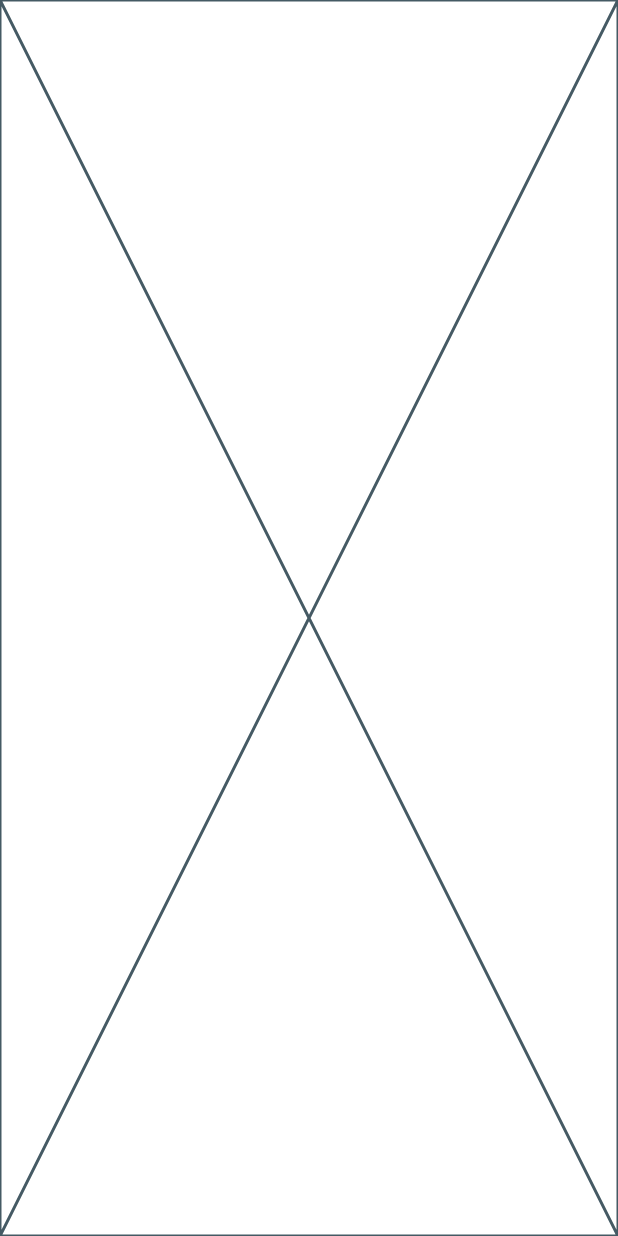
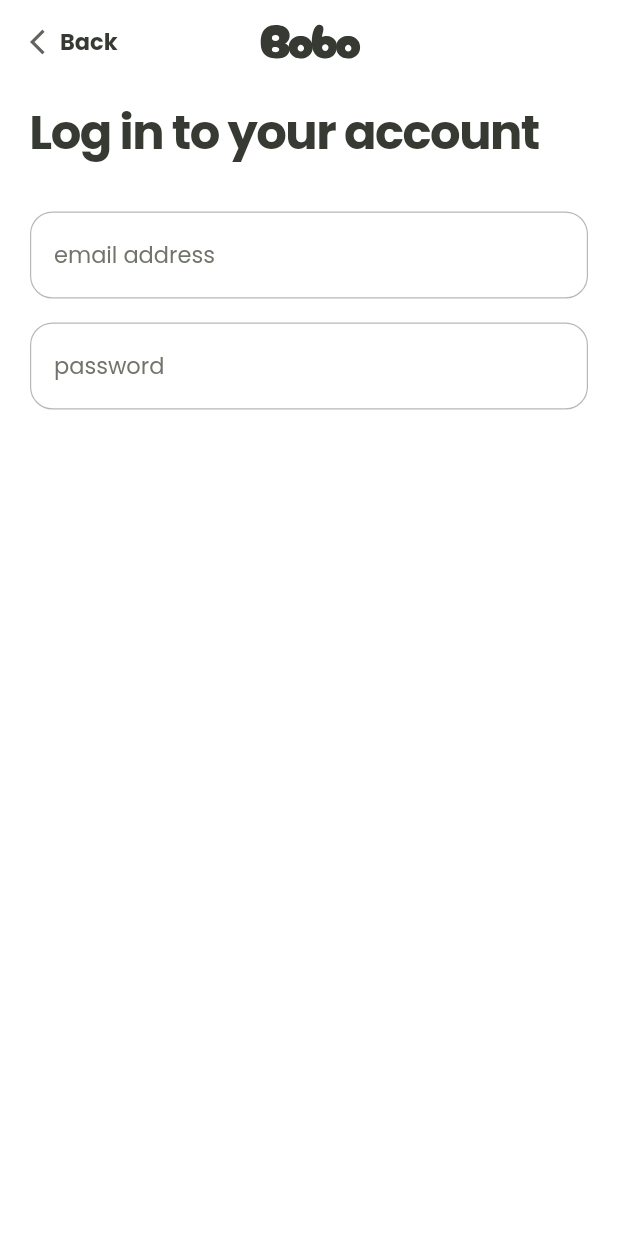
Before and after one commit to MohamedEssami20/app-delivery-food, a Flutter app: the OnBoardingView screen opened by its route, after a tap on "Skip", on a phone screen of 412 x 824 dp. Run offline on Flutter 3.47's test engine with Material 3 defaults, Android fonts, the phone set to English and light mode, and no system bars; our stand-ins replace flutter_svg, google_fonts, shared_preferences; accounts and stored records are empty.

Commit message:
create custom text field and add it to login view body

```diff
--- /dev/null
+++ b/lib/core/function/build_custom_app_bar.dart
@@ -0,0 +1,33 @@
+import 'package:flutter/material.dart';
+import 'package:flutter_svg/svg.dart';
+
+import '../helper/app_theme_helper.dart';
+import '../utils/assets.dart';
+
+AppBar buildCustomAppBar(AppThemeHelper theme) {
+  return AppBar(
+    backgroundColor: theme.colors.white,
+    elevation: 0,
+    centerTitle: true,
+    title: SvgPicture.asset(
+      Assets.assetsImagesLogoText,
+      alignment: Alignment.center,
+    ),
+    leadingWidth: 100,
+    leading: Padding(
+      padding: const EdgeInsets.only(left: 20),
+      child: Row(
+        mainAxisSize: MainAxisSize.min,
+        children: [
+          Icon(Icons.arrow_back_ios, color: theme.colors.grey500, size: 20),
+          Text(
+            'Back',
+            style: theme.textStyles.headlineSmall?.copyWith(
+              color: theme.colors.typography500,
+            ),
+          ),
+        ],
+      ),
+    ),
+  );
+}
--- a/lib/core/utils/app_text_styles.dart
+++ b/lib/core/utils/app_text_styles.dart
@@ -2,128 +2,108 @@ import 'package:flutter/material.dart';
 import 'package:google_fonts/google_fonts.dart';
 
 abstract class AppTextStyles {
-  // Font families
-  static String poppineFontFamily = GoogleFonts.poppins(
-    fontWeight: FontWeight.w900,
-  ).fontFamily!;
-  static String robotoFontFamily = GoogleFonts.roboto().fontFamily!;
+  // ---------------- Poppins ----------------
 
-  // ---------------- Poppins ----------------
-  static TextStyle poppins32Bold = TextStyle(
-    fontFamily: poppineFontFamily,
+  static TextStyle poppins32Bold = GoogleFonts.poppins(
     fontSize: 32,
-    fontWeight: FontWeight.bold,
-    letterSpacing: -2,
-    height: 1.2,
-  );
-
-  static TextStyle poppins32BoldAlt = TextStyle(
-    fontFamily: poppineFontFamily,
-    fontSize: 32,
-    fontWeight: FontWeight.bold,
+    fontWeight: FontWeight.w700,
     letterSpacing: -1,
     height: 1.0,
   );
 
-  static TextStyle poppins17Regular = TextStyle(
-    fontFamily: poppineFontFamily,
+  static TextStyle poppins32BoldAlt = GoogleFonts.poppins(
+    fontSize: 32,
+    fontWeight: FontWeight.w700,
+    letterSpacing: -1,
+    height: 1.0,
+  );
+
+  static TextStyle poppins17Regular = GoogleFonts.poppins(
     fontSize: 17,
     fontWeight: FontWeight.w400,
     letterSpacing: -1,
     height: 1.5,
   );
 
-  static TextStyle poppins17SemiBold = TextStyle(
-    fontFamily: poppineFontFamily,
+  static TextStyle poppins17SemiBold = GoogleFonts.poppins(
     fontSize: 17,
     fontWeight: FontWeight.w600,
     letterSpacing: -1,
     height: 1.5,
   );
 
-  static TextStyle poppins17Bold = TextStyle(
-    fontFamily: poppineFontFamily,
+  static TextStyle poppins17Bold = GoogleFonts.poppins(
     fontSize: 17,
-    fontWeight: FontWeight.bold,
+    fontWeight: FontWeight.w700,
     letterSpacing: -1,
     height: 1.5,
   );
 
-  static TextStyle poppins15Regular = TextStyle(
-    fontFamily: poppineFontFamily,
+  static TextStyle poppins15Regular = GoogleFonts.poppins(
     fontSize: 15,
     fontWeight: FontWeight.w400,
     letterSpacing: 0,
     height: 1.7,
   );
 
-  static TextStyle poppins15SemiBold = TextStyle(
-    fontFamily: poppineFontFamily,
+  static TextStyle poppins15SemiBold = GoogleFonts.poppins(
     fontSize: 15,
     fontWeight: FontWeight.w600,
     letterSpacing: 0,
     height: 1.7,
   );
 
-  static TextStyle poppins15Bold = TextStyle(
-    fontFamily: poppineFontFamily,
+  static TextStyle poppins15Bold = GoogleFonts.poppins(
     fontSize: 15,
-    fontWeight: FontWeight.bold,
+    fontWeight: FontWeight.w700,
     letterSpacing: 0,
     height: 1.7,
   );
 
-  static TextStyle poppins12Regular = TextStyle(
-    fontFamily: poppineFontFamily,
+  static TextStyle poppins12Regular = GoogleFonts.poppins(
     fontSize: 12,
     fontWeight: FontWeight.w400,
     letterSpacing: 0,
     height: 1.7,
   );
 
-  static TextStyle poppins12Medium = TextStyle(
-    fontFamily: poppineFontFamily,
+  static TextStyle poppins12Medium = GoogleFonts.poppins(
     fontSize: 12,
     fontWeight: FontWeight.w500,
     letterSpacing: 0,
     height: 1.7,
   );
 
-  static TextStyle poppins12Bold = TextStyle(
-    fontFamily: poppineFontFamily,
+  static TextStyle poppins12Bold = GoogleFonts.poppins(
     fontSize: 12,
-    fontWeight: FontWeight.bold,
+    fontWeight: FontWeight.w700,
     letterSpacing: 0,
     height: 1.7,
   );
 
   // ---------------- Roboto ----------------
-  static TextStyle roboto24SemiBold = TextStyle(
-    fontFamily: robotoFontFamily,
+  static TextStyle roboto24SemiBold = GoogleFonts.roboto(
     fontSize: 24,
     fontWeight: FontWeight.w600,
     letterSpacing: -2,
     height: 1.0,
   );
 
-  static TextStyle roboto17Bold = TextStyle(
-    fontFamily: robotoFontFamily,
+  static TextStyle roboto17Bold = GoogleFonts.roboto(
     fontSize: 17,
-    fontWeight: FontWeight.bold,
+    fontWeight: FontWeight.w700,
     letterSpacing: -1,
     height: 1.3,
   );
 
-  static TextStyle roboto15SemiBold = TextStyle(
-    fontFamily: robotoFontFamily,
+  static TextStyle roboto15SemiBold = GoogleFonts.roboto(
     fontSize: 15,
     fontWeight: FontWeight.w600,
     letterSpacing: 0,
     height: 1.3,
   );
 
-  static TextStyle roboto12SemiBold = TextStyle(
-    fontFamily: robotoFontFamily,
+  static TextStyle roboto12SemiBold = GoogleFonts.roboto(
     fontSize: 12,
     fontWeight: FontWeight.w600,
     letterSpacing: 0,
--- a/lib/core/utils/app_theme.dart
+++ b/lib/core/utils/app_theme.dart
@@ -202,7 +202,6 @@ class AppTheme {
   static ThemeData lightTheme() {
     return ThemeData(
       useMaterial3: true,
-      fontFamily: AppTextStyles.poppineFontFamily,
       scaffoldBackgroundColor: AppColors.whiteLight,
       extensions: <ThemeExtension<dynamic>>[
         AppThemeColors(
@@ -254,7 +253,6 @@ class AppTheme {
   static ThemeData darkTheme() {
     return ThemeData(
       useMaterial3: true,
-      fontFamily: AppTextStyles.poppineFontFamily,
       scaffoldBackgroundColor: AppColors.blackDark,
       extensions: <ThemeExtension<dynamic>>[
         AppThemeColors(
--- /dev/null
+++ b/lib/core/utils/custom_text_field.dart
@@ -0,0 +1,80 @@
+import 'package:app_delivey_food/core/helper/app_theme_helper.dart';
+import 'package:flutter/material.dart';
+import 'package:flutter/services.dart';
+
+class CustomTextFormFiled extends StatelessWidget {
+  const CustomTextFormFiled({
+    super.key,
+    required this.hintText,
+    required this.textInputType,
+    this.suffixIcon,
+    this.onSaved,
+    this.obscureText = false,
+    this.maxLength,
+    this.inputFormatters,
+    this.onChanged,
+    this.controller,
+    this.textAlign = TextAlign.start,
+    this.initialValue,
+    this.validator,
+    this.enabled,
+    this.prefixIcon,
+  });
+
+  final String hintText;
+  final TextInputType textInputType;
+  final Widget? suffixIcon;
+  final Widget? prefixIcon;
+  final void Function(String?)? onSaved;
+  final bool obscureText;
+  final int? maxLength;
+  final List<TextInputFormatter>? inputFormatters;
+  final void Function(String)? onChanged;
+  final TextEditingController? controller;
+  final TextAlign textAlign;
+  final String? initialValue;
+  final String? Function(String?)? validator;
+  final bool? enabled;
+  @override
+  Widget build(BuildContext context) {
+    final theme = AppThemeHelper(context);
+    return TextFormField(
+      enabled: enabled,
+      onTapOutside: (event) => FocusManager.instance.primaryFocus?.unfocus(),
+      controller: controller,
+      maxLength: maxLength,
+      onChanged: onChanged,
+      inputFormatters: inputFormatters,
+      validator: validator,
+      obscureText: obscureText,
+      initialValue: initialValue,
+      onSaved: onSaved,
+      keyboardType: textInputType,
+      textAlign: textAlign,
+      style: theme.textStyles.titleSmall?.copyWith(
+        color: theme.colors.typography500,
+      ),
+      decoration: InputDecoration(
+        counterText: "", // hide counter when maxLength is set
+        hintText: hintText,
+        hintStyle: theme.textStyles.titleSmall?.copyWith(
+          color: theme.colors.typography300,
+        ),
+        suffixIcon: suffixIcon,
+        prefixIcon: prefixIcon,
+        enabledBorder: buildBorder(theme),
+        focusedBorder: buildBorder(theme),
+        border: buildBorder(theme),
+        filled: true,
+        fillColor: theme.colors.white,
+      ),
+    );
+  }
+
+  OutlineInputBorder buildBorder(AppThemeHelper theme) {
+    return OutlineInputBorder(
+      borderRadius: BorderRadius.circular(15),
+      borderSide: BorderSide(width: 0.8, color: theme.colors.typography100),
+    );
+  }
+}
--- a/lib/features/auth/presentation/views/login_view.dart
+++ b/lib/features/auth/presentation/views/login_view.dart
@@ -1,10 +1,18 @@
+import 'package:app_delivey_food/core/helper/app_theme_helper.dart';
+import 'package:app_delivey_food/features/auth/presentation/views/widgets/login_view_body.dart';
 import 'package:flutter/material.dart';
+import '../../../../core/function/build_custom_app_bar.dart';
 
 class LoginView extends StatelessWidget {
   const LoginView({super.key});
   static const String routeName = 'login_view';
   @override
   Widget build(BuildContext context) {
-    return const Placeholder();
+    final theme = AppThemeHelper(context);
+    return Scaffold(
+      backgroundColor: theme.colors.white,
+      appBar: buildCustomAppBar(theme),
+      body: SafeArea(child: LoginViewBody()),
+    );
   }
 }
--- /dev/null
+++ b/lib/features/auth/presentation/views/widgets/login_view_body.dart
@@ -0,0 +1,37 @@
+import 'package:app_delivey_food/core/helper/app_theme_helper.dart';
+import 'package:app_delivey_food/core/utils/custom_text_field.dart';
+import 'package:flutter/material.dart';
+
+class LoginViewBody extends StatelessWidget {
+  const LoginViewBody({super.key});
+
+  @override
+  Widget build(BuildContext context) {
+    final theme = AppThemeHelper(context);
+    return Padding(
+      padding: const EdgeInsetsDirectional.symmetric(horizontal: 20),
+      child: Column(
+        crossAxisAlignment: CrossAxisAlignment.start,
+        spacing: 16,
+        children: [
+          SizedBox(height: 0),
+          Text(
+            "Log in to your account",
+            style: theme.textStyles.displayLarge?.copyWith(
+              color: theme.colors.typography500,
+            ),
+          ),
+          const SizedBox(height: 5),
+          CustomTextFormFiled(
+            hintText: "email address",
+            textInputType: TextInputType.emailAddress,
+          ),
+          CustomTextFormFiled(
+            hintText: "password",
+            textInputType: TextInputType.emailAddress,
+          ),
+        ],
+      ),
+    );
+  }
+}
```
